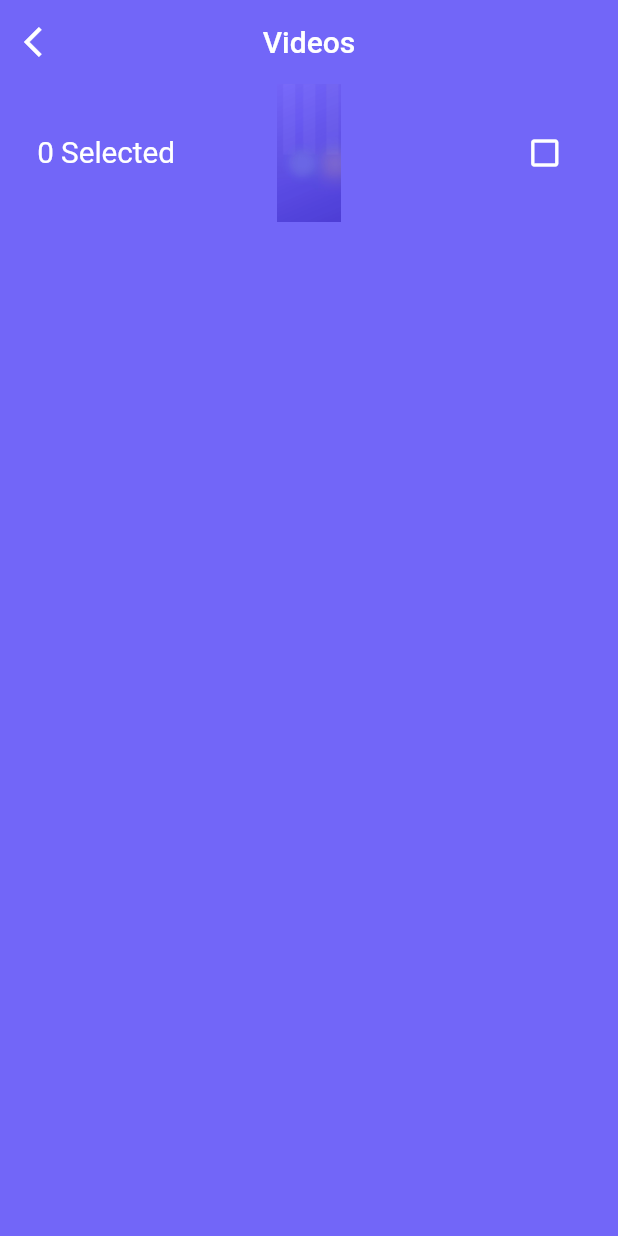
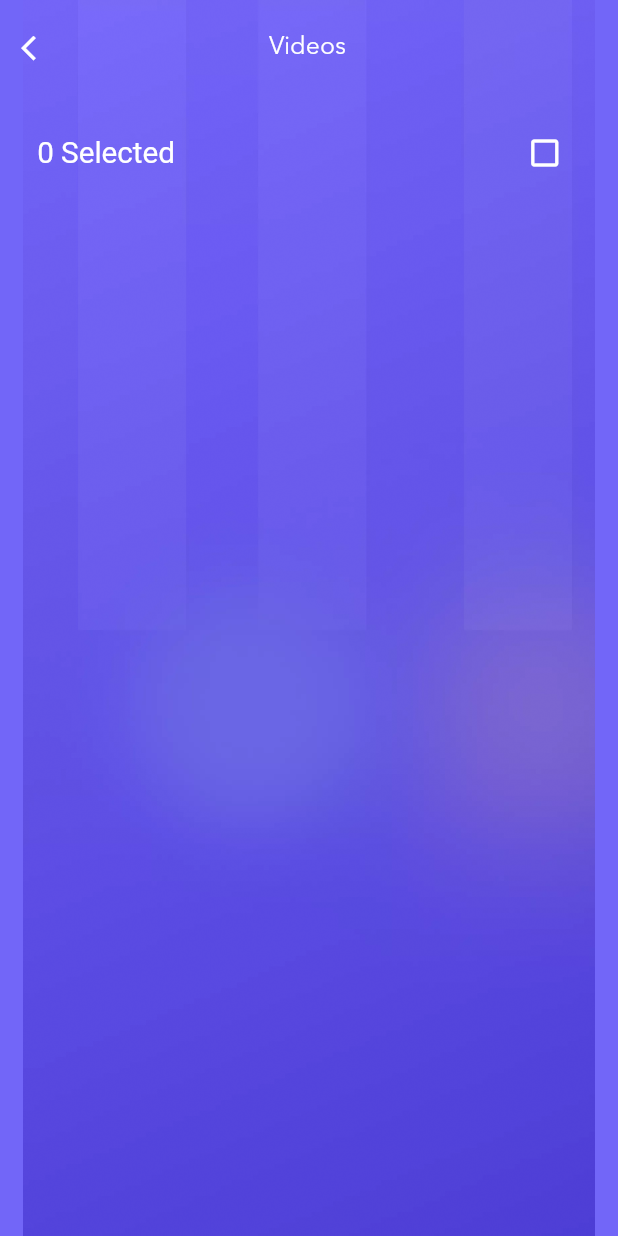
Before and after one commit to ali-shahKust/file_sharing, a Flutter app: the VideosView screen opened by its route, on a phone screen of 412 x 824 dp. Run offline on Flutter 3.47's test engine with Material 2 defaults, Android fonts, the phone set to English and light mode, and no system bars; our stand-ins replace another_flushbar, connectivity_plus, device_info, file_picker, firebase_auth, firebase_core and 14 more; missing offline and left inert: amplify_auth_cognito, amplify_flutter, amplify_storage_s3, flutter_icons_nullsafty, flutter_pagewise, isolate_handler and 2 more; accounts and stored records are empty.

Commit message:
Merge with waseem code and resolve conflicts

```diff
--- a/lib/views/device_file_manager/category/videos_view.dart
+++ b/lib/views/device_file_manager/category/videos_view.dart
@@ -6,6 +6,7 @@ import 'package:provider/provider.dart';
 import 'package:quick_backup/configurations/size_config.dart';
 import 'package:quick_backup/constants/app_colors.dart';
 import 'package:quick_backup/constants/app_strings.dart';
+import 'package:quick_backup/custom_widgets/app_text_widget.dart';
 import 'package:quick_backup/custom_widgets/custom_backup_button.dart';
 import 'package:quick_backup/data/models/file_model.dart';
 import 'package:quick_backup/views/device_file_manager/category/category_vm.dart';
@@ -39,26 +40,10 @@ class _VideosViewState extends State<VideosView> {
         return Scaffold(
           // backgroundColor: Colors.white,
           backgroundColor: AppColors.kPrimaryPurpleColor,
-          appBar: AppBar(
-            elevation: 0.0,
-            backgroundColor: AppColors.kPrimaryPurpleColor,
-            title: Text('Videos'),
-            centerTitle: true,
-            leading: IconButton(
-              onPressed: () {
-                Navigator.pop(context);
-              },
-              icon: Icon(
-                Icons.arrow_back_ios,
-                color: AppColors.kWhiteColor,
-              ),
-            ),
-          ),
-          body: Column(
-            children: [
-              Expanded(
-                flex: 1,
+          body: SafeArea(
             child: Container(
+              width: SizeConfig.screenWidth,
+              height: SizeConfig.screenHeight,
               decoration: BoxDecoration(
                   color: AppColors.kPrimaryPurpleColor,
                   image: DecorationImage(
@@ -66,7 +51,36 @@ class _VideosViewState extends State<VideosView> {
                   )
                 // Image.asset('assets/container_background.svg'),
               ),
-                  // height: SizeConfig.screenHeight! * 0.15,
+              child: Column(
+                children: [
+                  Padding(
+                    padding: const EdgeInsets.only(top: 8.0),
+                    child: Row(
+                      mainAxisAlignment: MainAxisAlignment.spaceBetween,
+                      children: [
+                        IconButton(
+                            onPressed: () {
+                              Navigator.pop(context);
+                            },
+                            icon: Icon(
+                              Icons.arrow_back_ios,
+                              size: SizeConfig.screenHeight! * 0.024,
+                              color: Colors.white,
+                            )),
+                        PrimaryText(
+                          "Videos",
+                          fontSize: SizeConfig.screenHeight! * 0.020,
+                          fontWeight: FontWeight.w500,
+                        ),
+                        SizedBox(
+                          width: 50,
+                        )
+                      ],
+                    ),
+                  ),
+
+                  Expanded(
+                    flex: 1,
                     child: Row(
                       mainAxisAlignment: MainAxisAlignment.spaceAround,
                       crossAxisAlignment: CrossAxisAlignment.center,
@@ -91,7 +105,6 @@ class _VideosViewState extends State<VideosView> {
                           ),
                         ),
                       ],
-                  ),
                     ),
                   ),
 
@@ -163,6 +176,8 @@ class _VideosViewState extends State<VideosView> {
                     ),
                   ),
                 ],
+              ),
+            ),
           ),
         );
       },
```
Also changed, not shown: lib/views/device_file_manager/category/images_view.dart (+39 -25 lines). Lines whose indentation alone changed are shown as unchanged.
